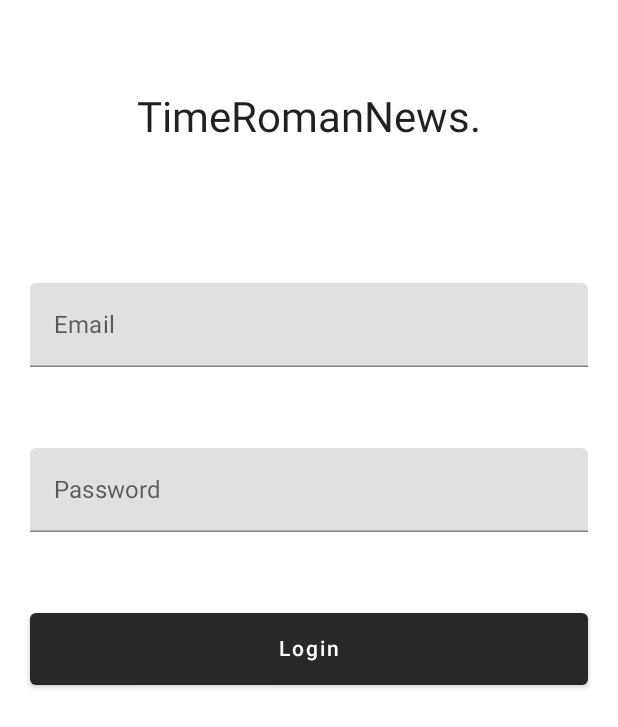
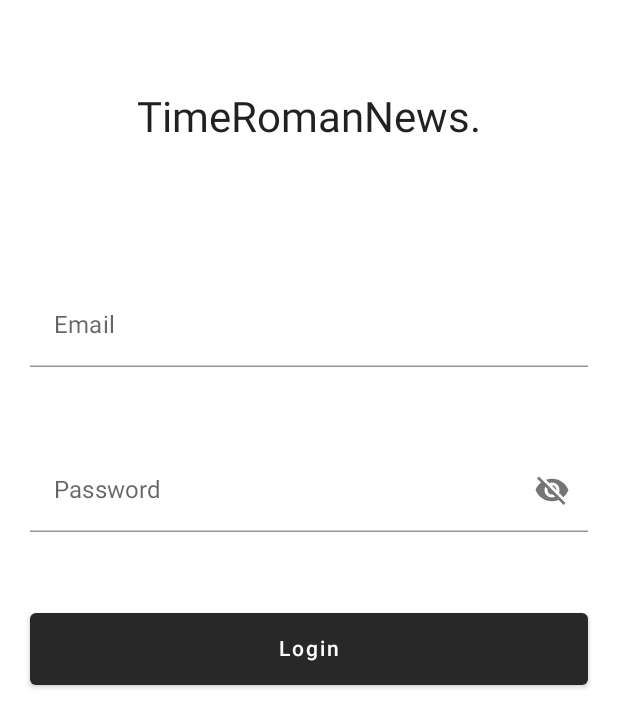
Before and after one commit to allantabriez/NewsApp, an Android app built with Jetpack Compose: the screen it shows after launch (MainActivity), on a phone screen of 412 x 824 dp. Shown: the top 727 px of the screen. Run offline under Robolectric (Android 15) with nearby library versions, the phone set to English and light mode, and no system bars; libraries missing offline, so code that uses them is left out: com.jakewharton.retrofit2.

Commit message:
Finish UI for login

```diff
--- a/app/build.gradle
+++ b/app/build.gradle
@@ -88,6 +88,7 @@ dependencies {
     implementation "androidx.compose.ui:ui:$compose_version"
     implementation "androidx.compose.material:material:$compose_version"
     implementation "androidx.compose.ui:ui-tooling-preview:$compose_version"
+    implementation "androidx.compose.material:material-icons-extended:$compose_version"
     implementation 'androidx.activity:activity-compose:1.3.1'
     implementation "androidx.lifecycle:lifecycle-viewmodel-compose:1.0.0-alpha07"
     implementation "androidx.navigation:navigation-compose:2.4.0-alpha10"
--- a/app/src/main/java/com/example/newsapp/presentation/MainActivity.kt
+++ b/app/src/main/java/com/example/newsapp/presentation/MainActivity.kt
@@ -3,22 +3,15 @@ package com.example.newsapp.presentation
 import android.os.Bundle
 import androidx.activity.ComponentActivity
 import androidx.activity.compose.setContent
-import androidx.compose.foundation.layout.*
 import androidx.compose.material.MaterialTheme
 import androidx.compose.material.Surface
-import androidx.compose.material.Text
-import androidx.compose.material.TextField
 import androidx.compose.runtime.Composable
-import androidx.compose.ui.Alignment
-import androidx.compose.ui.Modifier
-import androidx.compose.ui.text.TextStyle
+import androidx.compose.ui.ExperimentalComposeUiApi
 import androidx.compose.ui.tooling.preview.Preview
-import androidx.compose.ui.unit.TextUnit
-import androidx.compose.ui.unit.dp
-import androidx.compose.ui.unit.sp
 import com.example.newsapp.presentation.login.LoginScreen
 import com.example.newsapp.presentation.theme.NewsAppTheme
 
+@ExperimentalComposeUiApi
 class MainActivity : ComponentActivity() {
     override fun onCreate(savedInstanceState: Bundle?) {
         super.onCreate(savedInstanceState)
@@ -33,11 +26,7 @@ class MainActivity : ComponentActivity() {
     }
 }
 
-@Composable
-fun Greeting(name: String) {
-    Text(text = "Hello $name!")
-}
-
+@ExperimentalComposeUiApi
 @Preview(showBackground = true)
 @Composable
 fun DefaultPreview() {
--- a/app/src/main/java/com/example/newsapp/presentation/login/LoginScreen.kt
+++ b/app/src/main/java/com/example/newsapp/presentation/login/LoginScreen.kt
@@ -1,19 +1,24 @@
 package com.example.newsapp.presentation.login
 
-import androidx.compose.foundation.background
 import androidx.compose.foundation.layout.*
+import androidx.compose.foundation.text.KeyboardActions
 import androidx.compose.foundation.text.KeyboardOptions
-import androidx.compose.material.Button
-import androidx.compose.material.IconButton
-import androidx.compose.material.Text
-import androidx.compose.material.TextField
+import androidx.compose.material.*
+import androidx.compose.material.icons.Icons
+import androidx.compose.material.icons.filled.Clear
+import androidx.compose.material.icons.filled.Visibility
+import androidx.compose.material.icons.filled.VisibilityOff
 import androidx.compose.runtime.Composable
 import androidx.compose.runtime.mutableStateOf
-import androidx.compose.runtime.remember
 import androidx.compose.runtime.saveable.rememberSaveable
 import androidx.compose.ui.Alignment
+import androidx.compose.ui.ExperimentalComposeUiApi
 import androidx.compose.ui.Modifier
+import androidx.compose.ui.focus.FocusDirection
 import androidx.compose.ui.graphics.Color
+import androidx.compose.ui.platform.LocalFocusManager
+import androidx.compose.ui.platform.LocalSoftwareKeyboardController
+import androidx.compose.ui.text.input.ImeAction
 import androidx.compose.ui.text.input.KeyboardType
 import androidx.compose.ui.text.input.PasswordVisualTransformation
 import androidx.compose.ui.text.input.VisualTransformation
@@ -21,12 +26,17 @@ import androidx.compose.ui.unit.dp
 import androidx.compose.ui.unit.sp
 import org.koin.androidx.compose.getViewModel
 
+@ExperimentalComposeUiApi
 @Composable
 fun LoginScreen() {
-//    var isPassHidden by rememberSaveable {
-//        mutableStateOf(true)
-//    }
     val viewModel: LoginViewModel = getViewModel()
+    val keyboardManager = LocalSoftwareKeyboardController.current
+    val focusManager = LocalFocusManager.current
+    val isPassHidden = rememberSaveable {
+        mutableStateOf(true)
+    }
+
+    Scaffold {
         Column(
             modifier = Modifier
                 .fillMaxSize()
@@ -41,32 +51,78 @@ fun LoginScreen() {
             Spacer(modifier = Modifier.height(94.dp))
             TextField(
                 modifier = Modifier.fillMaxWidth(),
+                colors = TextFieldDefaults.textFieldColors(backgroundColor = Color.Transparent),
                 value = viewModel.email.value,
                 onValueChange = { newValue ->
                     viewModel.setEmail(newValue)
                 },
+                maxLines = 1,
                 label = { Text(text = "Email") },
-            keyboardOptions = KeyboardOptions(keyboardType = KeyboardType.Email),
+                keyboardOptions = KeyboardOptions(
+                    keyboardType = KeyboardType.Email,
+                    imeAction = ImeAction.Next
+                ),
+                keyboardActions = KeyboardActions(
+                    onNext = {
+                        focusManager.moveFocus(FocusDirection.Down)
+                    }
+                ),
+                trailingIcon = {
+                    if (viewModel.email.value.isNotBlank()) IconButton(onClick = {
+                        viewModel.setEmail("")
+                    }) {
+                        Icon(
+                            imageVector = Icons.Filled.Clear,
+                            contentDescription = "Erase email"
+                        )
+                    }
+                }
             )
             Spacer(modifier = Modifier.height(54.dp))
             TextField(
                 modifier = Modifier.fillMaxWidth(),
+                colors = TextFieldDefaults.textFieldColors(backgroundColor = Color.Transparent),
                 value = viewModel.password.value,
                 onValueChange = { newValue ->
                     viewModel.setPass(newValue)
                 },
+                maxLines = 1,
                 label = { Text(text = "Password") },
-//            visualTransformation = if (isPassHidden) PasswordVisualTransformation() else VisualTransformation.None,
-            keyboardOptions = KeyboardOptions(keyboardType = KeyboardType.Password),
-//            trailingIcon = {
-//                IconButton(onClick = { isPassHidden = !isPassHidden }) {
-//
-//                }
-//            }
+                visualTransformation = if (isPassHidden.value) PasswordVisualTransformation() else VisualTransformation.None,
+                keyboardOptions = KeyboardOptions(
+                    keyboardType = KeyboardType.Password,
+                    imeAction = ImeAction.Done
+                ),
+                keyboardActions = KeyboardActions(
+                    onDone = {
+                        focusManager.moveFocus(FocusDirection.Down)
+                        keyboardManager?.hide()
+                    }
+                ),
+                trailingIcon = {
+                    IconButton(onClick = { isPassHidden.value = !isPassHidden.value }) {
+                        Icon(
+                            imageVector = if (isPassHidden.value) Icons.Filled.VisibilityOff else Icons.Filled.Visibility,
+                            contentDescription = if (isPassHidden.value) "Show password" else "Hide password"
                         )
-        Spacer(modifier = Modifier.height(54.dp))
+                    }
+                }
+            )
+            Box(
+                modifier = Modifier
+                    .fillMaxWidth()
+                    .height(54.dp),
+                contentAlignment = Alignment.Center
+            ) {
+//            For loading when fetching data
+//            LinearProgressIndicator(
+//                modifier = Modifier.fillMaxWidth()
+//            )
+            }
             Button(
-            onClick = { /*TODO*/ }, modifier = Modifier
+                onClick = {
+                },
+                modifier = Modifier
                     .fillMaxWidth()
                     .height(48.dp)
             ) {
@@ -74,3 +130,4 @@ fun LoginScreen() {
             }
         }
     }
+}
--- a/app/src/main/java/com/example/newsapp/presentation/theme/Color.kt
+++ b/app/src/main/java/com/example/newsapp/presentation/theme/Color.kt
@@ -2,9 +2,5 @@ package com.example.newsapp.presentation.theme
 
 import androidx.compose.ui.graphics.Color
 
-val Purple200 = Color(0xFFBB86FC)
-val Purple500 = Color(0xFF6200EE)
-val Purple700 = Color(0xFF3700B3)
-val Teal200 = Color(0xFF03DAC5)
 val black = Color(0xFF282828)
-val white = Color(0xFFE5E5E5)
+val white = Color(0xFFFFFFFF)
--- a/app/src/main/java/com/example/newsapp/presentation/theme/Theme.kt
+++ b/app/src/main/java/com/example/newsapp/presentation/theme/Theme.kt
@@ -5,11 +5,10 @@ import androidx.compose.material.MaterialTheme
 import androidx.compose.material.darkColors
 import androidx.compose.material.lightColors
 import androidx.compose.runtime.Composable
-import androidx.compose.ui.graphics.Color
 
 private val DarkColorPalette = darkColors(
-    primary = black,
-    primaryVariant = black,
+    primary = white,
+    primaryVariant = white,
 //    background = Color.Black,
 //    onBackground = Color.White,
 //    onPrimary = Color.White,
```
Lines whose indentation alone changed are shown as unchanged.
